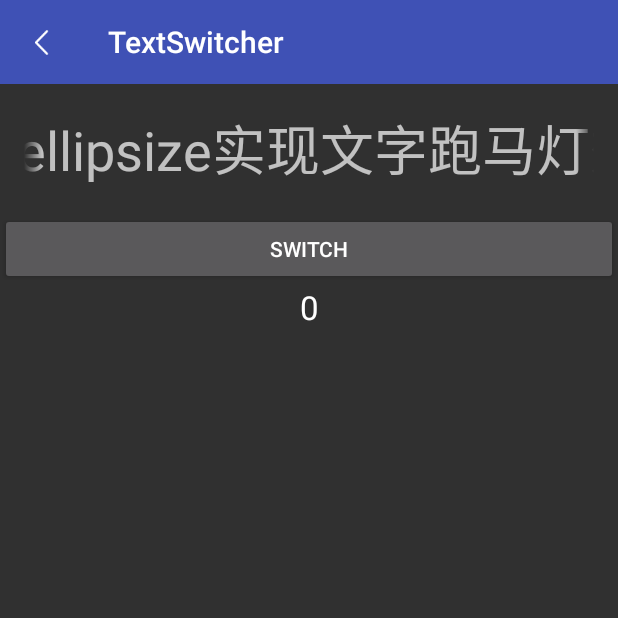
After one commit to acprimer/AndroidStudy, an Android app: the TextSwitcherActivity screen opened directly, with no data from a screen before it, on a phone screen of 412 x 824 dp, the top half of it. The commit adds this screen. Run offline under Robolectric (Android 15) with nearby library versions, the phone set to English and light mode, and no system bars.

Commit message:
Android Study + DrawerLayout

```diff
--- a/app/src/main/AndroidManifest.xml
+++ b/app/src/main/AndroidManifest.xml
@@ -35,7 +35,10 @@
         <activity android:name=".activity.ListViewLoader" />
         <activity
             android:name=".activity.ShareActivity"
-            android:label="@string/title_activity_share"></activity>
+            android:label="@string/title_activity_share" />
+        <activity
+            android:name=".activity.TextSwitcherActivity"
+            android:label="@string/title_activity_text_swticher"></activity>
     </application>
 
 </manifest>
--- /dev/null
+++ b/app/src/main/java/com/study/yaodh/androidstudy/activity/TextSwitcherActivity.java
@@ -0,0 +1,71 @@
+package com.study.yaodh.androidstudy.activity;
+
+import android.os.Bundle;
+import android.support.v7.app.AppCompatActivity;
+import android.support.v7.widget.Toolbar;
+import android.view.Gravity;
+import android.view.View;
+import android.widget.Button;
+import android.widget.TextSwitcher;
+import android.widget.TextView;
+import android.widget.ViewSwitcher.ViewFactory;
+
+import com.study.yaodh.androidstudy.R;
+
+public class TextSwitcherActivity extends AppCompatActivity {
+    private TextSwitcher mSwitcher;
+    private int mCounter = 0;
+
+    @Override
+    protected void onCreate(Bundle savedInstanceState) {
+        super.onCreate(savedInstanceState);
+        setContentView(R.layout.activity_text_swticher);
+
+        initToolbar();
+
+        mSwitcher = (TextSwitcher) findViewById(R.id.switcher);
+        mSwitcher.setFactory(mFactory);
+//        Animation in = AnimationUtils.loadAnimation(this,
+//                android.R.anim.fade_in);
+//        Animation out = AnimationUtils.loadAnimation(this,
+//                android.R.anim.fade_out);
+//        mSwitcher.setInAnimation(in);
+//        mSwitcher.setOutAnimation(out);
+
+        mSwitcher.setInAnimation(this, android.R.anim.fade_in);
+        mSwitcher.setOutAnimation(this, android.R.anim.fade_out);
+
+        Button button = (Button) findViewById(R.id.button);
+        button.setOnClickListener(new View.OnClickListener() {
+            @Override
+            public void onClick(View v) {
+                mCounter++;
+                mSwitcher.setText(String.valueOf(mCounter));
+            }
+        });
+
+        mSwitcher.setCurrentText(String.valueOf(mCounter));
+    }
+
+    private void initToolbar() {
+        Toolbar toolbar = (Toolbar) findViewById(R.id.toolbar);
+        setSupportActionBar(toolbar);
+        toolbar.setNavigationOnClickListener(new View.OnClickListener() {
+            @Override
+            public void onClick(View view) {
+                onBackPressed();
+            }
+        });
+    }
+
+    private ViewFactory mFactory = new ViewFactory() {
+        @Override
+        public View makeView() {
+            TextView view = new TextView(TextSwitcherActivity.this);
+            view.setGravity(Gravity.CENTER);
+            view.setTextAppearance(TextSwitcherActivity.this, android.R.style.TextAppearance_Large);
+            return view;
+        }
+    };
+
+}
--- /dev/null
+++ b/app/src/main/res/layout/activity_text_swticher.xml
@@ -0,0 +1,42 @@
+<?xml version="1.0" encoding="utf-8"?>
+<LinearLayout xmlns:android="http://schemas.android.com/apk/res/android"
+    xmlns:tools="http://schemas.android.com/tools"
+    xmlns:app="http://schemas.android.com/apk/res-auto"
+    android:layout_width="match_parent"
+    android:layout_height="match_parent"
+    android:orientation="vertical"
+    tools:context=".activity.TextSwitcherActivity">
+
+    <android.support.v7.widget.Toolbar
+        android:id="@+id/toolbar"
+        android:layout_width="match_parent"
+        android:layout_height="wrap_content"
+        app:title="TextSwitcher"
+        app:navigationIcon="@mipmap/ic_back"
+        android:background="@color/colorPrimary"
+        android:minHeight="?attr/actionBarSize"/>
+
+    <TextView
+        android:layout_width="match_parent"
+        android:layout_height="wrap_content"
+        android:ellipsize="marquee"
+        android:padding="16dp"
+        android:textSize="36sp"
+        android:marqueeRepeatLimit="1"
+        android:singleLine="true"
+        android:focusable="true"
+        android:focusableInTouchMode="true"
+        android:text="利用ellipsize实现文字跑马灯效果"/>
+
+    <Button
+        android:id="@+id/button"
+        android:layout_width="match_parent"
+        android:layout_height="wrap_content"
+        android:text="Switch"/>
+
+    <TextSwitcher
+        android:id="@+id/switcher"
+        android:layout_width="match_parent"
+        android:layout_height="wrap_content"/>
+
+</LinearLayout>
--- a/app/src/main/res/values/strings.xml
+++ b/app/src/main/res/values/strings.xml
@@ -5,4 +5,10 @@
     <string name="drawer">Navigation Drawer</string>
     <string name="title_activity_progressbar">ProgressbarActivity</string>
     <string name="title_activity_share">ShareActivity</string>
+    <string name="title_activity_text_swticher">TextSwticherActivity</string>
+
+    <string-array name="menu">
+        <item>Menu1</item>
+        <item>Menu2</item>
+    </string-array>
 </resources>
--- a/build.gradle
+++ b/build.gradle
@@ -5,7 +5,7 @@ buildscript {
         jcenter()
     }
     dependencies {
-        classpath 'com.android.tools.build:gradle:2.0.0'
+        classpath 'com.android.tools.build:gradle:2.1.2'
 
         // NOTE: Do not place your application dependencies here; they belong
         // in the individual module build.gradle files
```
Also changed, not shown: app/src/main/java/com/study/yaodh/androidstudy/activity/DrawerActivity.java (+27 -5 lines), app/src/main/java/com/study/yaodh/androidstudy/activity/MainActivity.java (+7 -1 lines), app/src/main/res/layout/activity_drawer.xml (+15 -13 lines).
